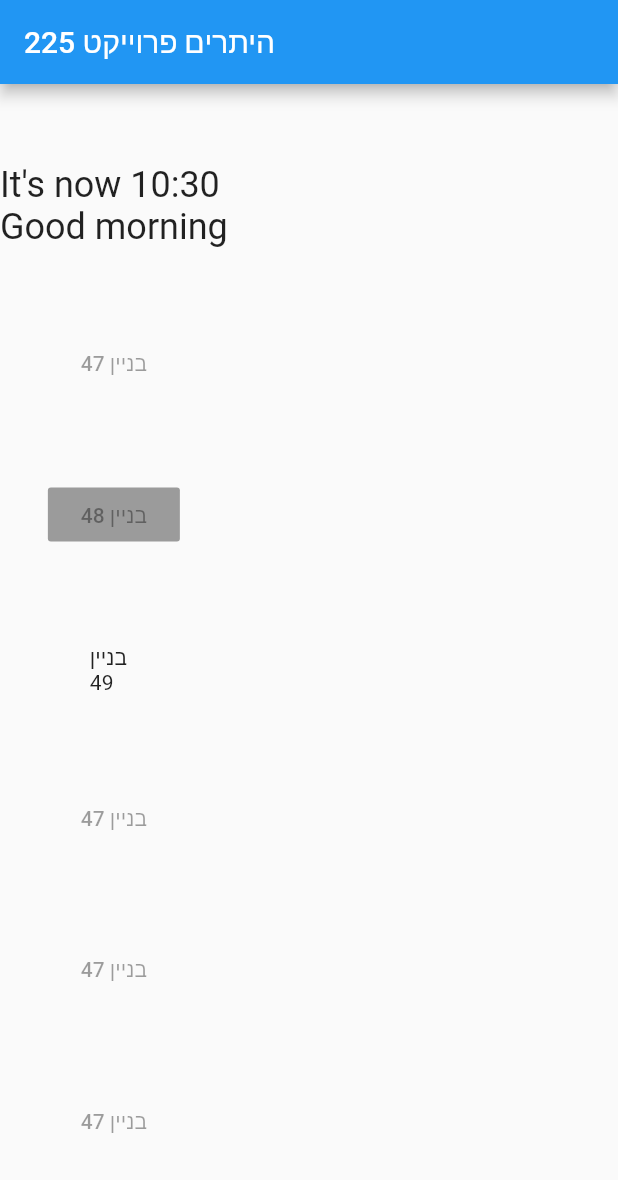
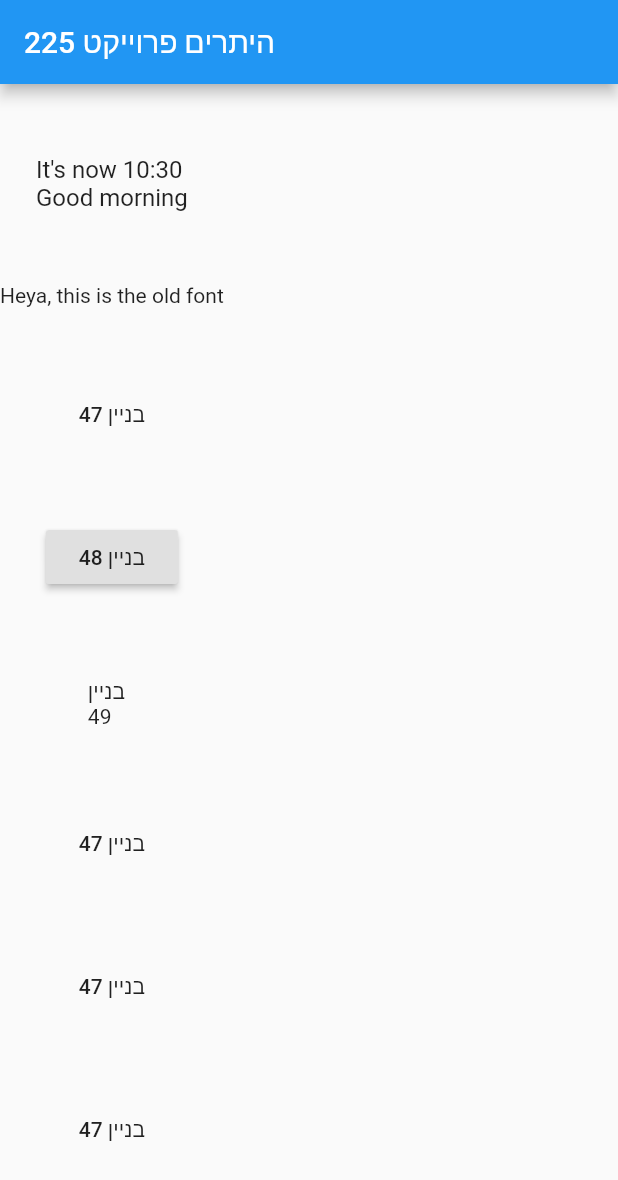
Before and after one commit to yonifra/first_flutter_app, a Flutter app: the screen it shows after launch, on a phone screen of 412 x 824 dp. Shown: the top 1180 px of the screen. Run offline on Flutter 3.47's test engine with Material 2 defaults, Android fonts, the phone set to English and light mode, and no system bars; Roboto replaces fonts that are missing (Manrope).

Commit message:
New font is in place

```diff
--- a/lib/screens/home.dart
+++ b/lib/screens/home.dart
@@ -7,18 +7,23 @@ class Home extends StatelessWidget {
       mainAxisAlignment: MainAxisAlignment.spaceEvenly,
       verticalDirection: VerticalDirection.down,
       children: <Widget>[
-        Text(sayHello(), style: TextStyle(
-          fontSize: 24.0,
-          fontFamily: 'Manrope'
-        ),),
-        MaterialButton(child: Text("בניין 47")),
-        RaisedButton(
-          child: Text("בניין 48"),
+        Text(
+          sayHello(),
+          style: TextStyle(
+              fontSize: 16.0,
+              fontFamily: 'Manrope',
+              fontWeight: FontWeight.normal),
         ),
-        IconButton(icon: Text("בניין 49")),
-        MaterialButton(child: Text("בניין 47")),
-        MaterialButton(child: Text("בניין 47")),
-        MaterialButton(child: Text("בניין 47")),
+        Text("Heya, this is the old font"),
+        MaterialButton(child: Text("בניין 47"), onPressed: () => {}),
+        RaisedButton(child: Text("בניין 48"), onPressed: () => {}),
+        IconButton(
+          icon: Text("בניין 49"),
+          onPressed: () => {},
+        ),
+        MaterialButton(child: Text("בניין 47"), onPressed: () => {}),
+        MaterialButton(child: Text("בניין 47"), onPressed: () => {}),
+        MaterialButton(child: Text("בניין 47"), onPressed: () => {}),
       ],
     );
   }
@@ -37,7 +42,8 @@ class Home extends StatelessWidget {
       hello = "Good evening";
     }
 
-    String minutes = (minute < 10) ? "0" + minute.toString() : minute.toString();
+    String minutes =
+        (minute < 10) ? "0" + minute.toString() : minute.toString();
 
     return "It's now " + hour.toString() + ":" + minutes + "\n" + hello;
   }
--- a/pubspec.yaml
+++ b/pubspec.yaml
@@ -56,10 +56,10 @@ flutter:
 fonts:
   - family: Manrope
     fonts:
-      - asset: fonts/manrope-regular.otf
-      - asset: fonts/manrope-bold.otf
+      - asset: ./fonts/manrope-regular.ttf
+      - asset: ./fonts/manrope-bold.ttf
         weight: 700
-      - asset: fonts/manrope-light.otf
+      - asset: ./fonts/manrope-light.ttf
         weight: 300
   #
   # For details regarding fonts from package dependencies,
```
Also changed, not shown: fonts/manrope-bold.ttf (added), fonts/manrope-light.ttf (added), fonts/manrope-regular.ttf (added).
